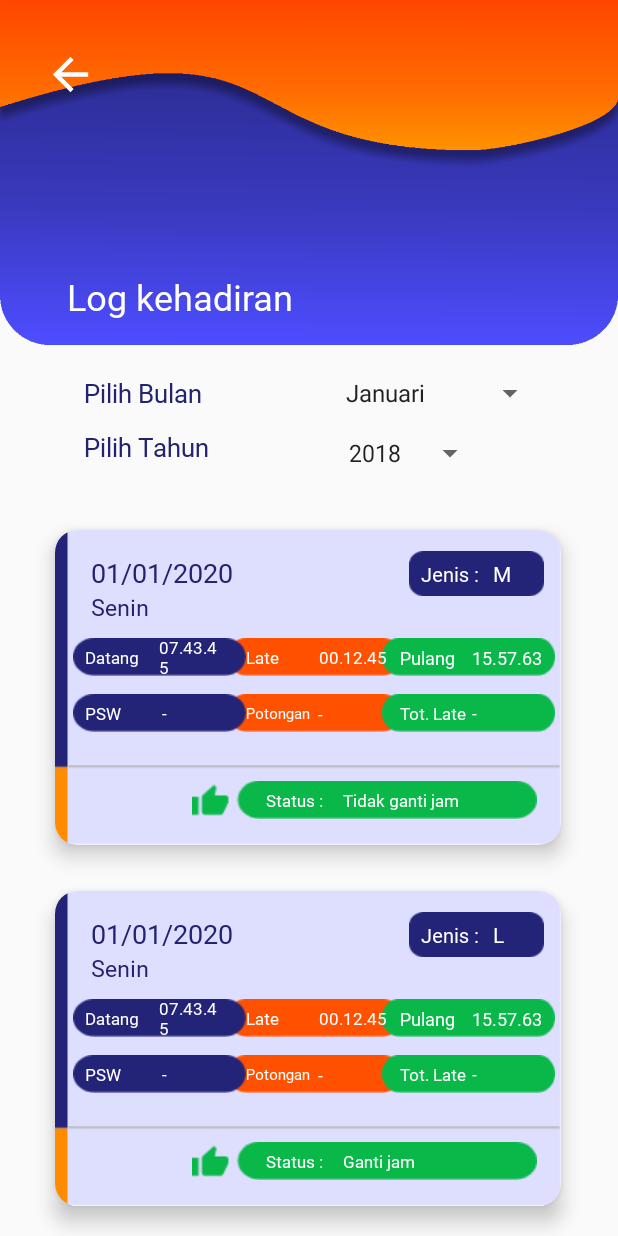
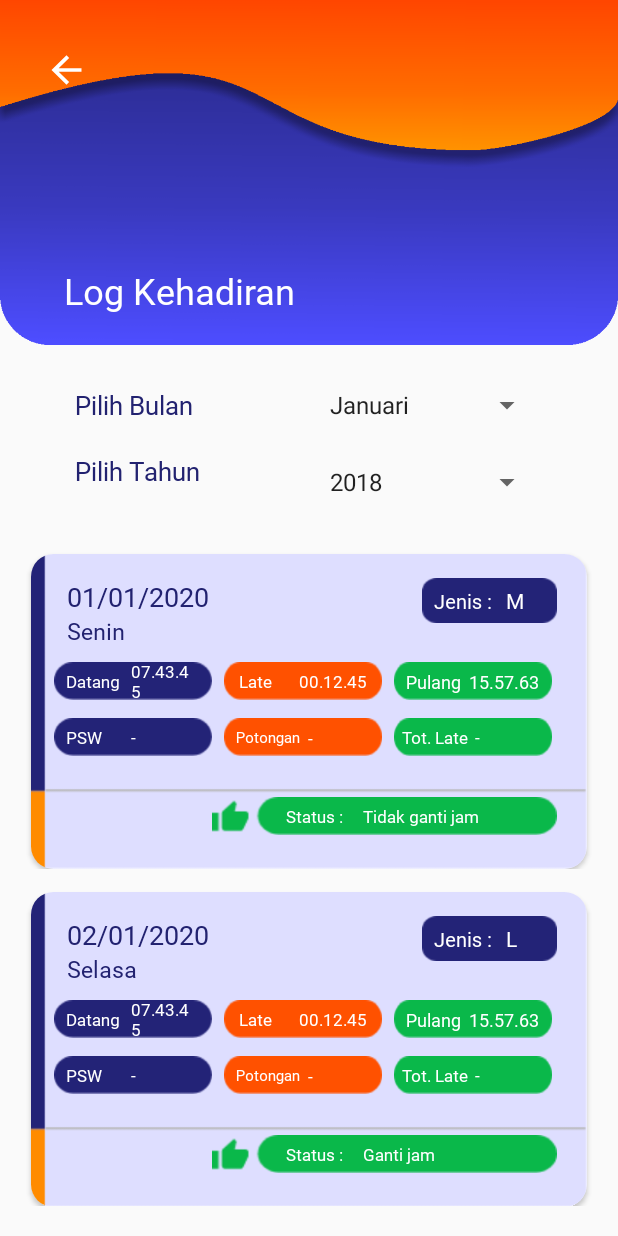
Before and after one commit to pratamaaprilianto/Simpan_VEDC, an Android app: the LogKehadiranActivity screen opened directly, with no data from a screen before it, on a phone screen of 412 x 824 dp. Run offline under Robolectric (Android 15) with nearby library versions, the phone set to English and light mode, and no system bars.

Commit message:
revisi 5

```diff
--- a/app/src/main/java/com/example/simpan/detail/LogKehadiranActivity.kt
+++ b/app/src/main/java/com/example/simpan/detail/LogKehadiranActivity.kt
@@ -27,19 +27,19 @@ class LogKehadiranActivity : AppCompatActivity() {
         val listModel = listOf<model_logkehadiran>(
             model_logkehadiran(tanggal = "01/01/2020",jenis = "M",hari="Senin",datang = "07.43.45",
                 late = "00.12.45",pulang = "15.57.63", psw = "-", potongan = "-", tolate = "-", status = "Tidak ganti jam"),
-            model_logkehadiran(tanggal = "01/01/2020",jenis = "L",hari="Senin",datang = "07.43.45",
+            model_logkehadiran(tanggal = "02/01/2020",jenis = "L",hari="Selasa",datang = "07.43.45",
                 late = "00.12.45",pulang = "15.57.63", psw = "-", potongan = "-", tolate = "-", status = "Ganti jam"),
-            model_logkehadiran(tanggal = "01/01/2020",jenis = "M",hari="Senin",datang = "07.43.45",
+            model_logkehadiran(tanggal = "03/01/2020",jenis = "M",hari="Rabu",datang = "07.43.45",
                 late = "00.12.45",pulang = "15.57.63", psw = "-", potongan = "-", tolate = "-", status = "Ganti jam"),
-            model_logkehadiran(tanggal = "01/01/2020",jenis = "L",hari="Senin",datang = "07.43.45",
+            model_logkehadiran(tanggal = "04/01/2020",jenis = "L",hari="Kamis",datang = "07.43.45",
                 late = "00.12.45",pulang = "15.57.63", psw = "-", potongan = "-", tolate = "-", status = "Tidak ganti jam"),
-            model_logkehadiran(tanggal = "01/01/2020",jenis = "M",hari="Senin",datang = "07.43.45",
+            model_logkehadiran(tanggal = "05/01/2020",jenis = "M",hari="Jumat",datang = "07.43.45",
                 late = "00.12.45",pulang = "15.57.63", psw = "-", potongan = "-", tolate = "-", status = "Tidak ganti jam"),
-            model_logkehadiran(tanggal = "01/01/2020",jenis = "L",hari="Senin",datang = "07.43.45",
+            model_logkehadiran(tanggal = "08/01/2020",jenis = "L",hari="Senin",datang = "07.43.45",
                 late = "00.12.45",pulang = "15.57.63", psw = "-", potongan = "-", tolate = "-", status = "Ganti jam"),
-            model_logkehadiran(tanggal = "01/01/2020",jenis = "M",hari="Senin",datang = "07.43.45",
+            model_logkehadiran(tanggal = "09/01/2020",jenis = "M",hari="Selasa",datang = "07.43.45",
                 late = "00.12.45",pulang = "15.57.63", psw = "-", potongan = "-", tolate = "-", status = "Ganti jam"),
-            model_logkehadiran(tanggal = "01/01/2020",jenis = "L",hari="Senin",datang = "07.43.45",
+            model_logkehadiran(tanggal = "10/01/2020",jenis = "L",hari="Rabu",datang = "07.43.45",
                 late = "00.12.45",pulang = "15.57.63", psw = "-", potongan = "-", tolate = "-", status = "Tidak ganti jam")
         )
 
--- a/app/src/main/res/layout/activity_log_kehadiran.xml
+++ b/app/src/main/res/layout/activity_log_kehadiran.xml
@@ -12,13 +12,13 @@
         android:layout_height="230dp"
         android:background="@drawable/b_atasinfo"
         android:orientation="vertical"
-        app:layout_constraintTop_toTopOf="parent"
-        tools:layout_editor_absoluteX="0dp" />
+        app:layout_constraintStart_toStartOf="parent"
+        app:layout_constraintTop_toTopOf="parent" />
 
     <Button
         android:id="@+id/bt_kembalilog"
-        android:layout_width="35dp"
-        android:layout_height="35dp"
+        android:layout_width="30dp"
+        android:layout_height="29dp"
         android:layout_marginTop="32dp"
         android:background="@drawable/ic_back"
         app:layout_constraintEnd_toEndOf="@+id/imageView4"
@@ -26,35 +26,34 @@
         app:layout_constraintStart_toStartOf="@+id/imageView4"
         app:layout_constraintTop_toTopOf="@+id/imageView4" />
 
+
     <TextView
         android:id="@+id/textView15"
         android:layout_width="wrap_content"
         android:layout_height="wrap_content"
-        android:layout_marginTop="104dp"
-        android:layout_marginBottom="16dp"
+        android:layout_marginTop="32dp"
+        android:layout_marginBottom="20dp"
         android:fontFamily="@font/segoeuib"
-        android:text="Log kehadiran"
+        android:text="Log Kehadiran"
         android:textColor="@color/white"
         android:textSize="24dp"
         app:layout_constraintBottom_toBottomOf="@+id/imageView4"
         app:layout_constraintEnd_toEndOf="parent"
-        app:layout_constraintHorizontal_bias="0.172"
+        app:layout_constraintHorizontal_bias="0.166"
         app:layout_constraintStart_toStartOf="@+id/imageView4"
         app:layout_constraintTop_toBottomOf="@+id/bt_kembalibio"
-        app:layout_constraintVertical_bias="0.545" />
+        app:layout_constraintVertical_bias="0.89" />
 
     <TextView
         android:id="@+id/textView10"
         android:layout_width="wrap_content"
         android:layout_height="wrap_content"
-        android:layout_marginStart="56dp"
-        android:layout_marginTop="20dp"
+        android:layout_marginStart="50dp"
+        android:layout_marginTop="28dp"
         android:fontFamily="@font/segoeuib"
         android:text="Pilih Bulan"
         android:textColor="@color/blue"
         android:textSize="17dp"
-        app:layout_constraintEnd_toStartOf="@+id/spin_bulanlogkehadiran"
-        app:layout_constraintHorizontal_bias="0.0"
         app:layout_constraintStart_toStartOf="@+id/imageView4"
         app:layout_constraintTop_toBottomOf="@+id/imageView4" />
 
@@ -62,47 +61,45 @@
         android:id="@+id/textView13"
         android:layout_width="wrap_content"
         android:layout_height="wrap_content"
-        android:layout_marginStart="56dp"
-        android:layout_marginTop="12dp"
+        android:layout_marginTop="20dp"
         android:fontFamily="@font/segoeuib"
         android:text="Pilih Tahun"
         android:textColor="@color/blue"
         android:textSize="17dp"
-        app:layout_constraintEnd_toStartOf="@+id/spin_tahunlogkehadiran"
-        app:layout_constraintHorizontal_bias="0.0"
-        app:layout_constraintStart_toStartOf="@+id/imageView4"
+        app:layout_constraintStart_toStartOf="@+id/textView10"
         app:layout_constraintTop_toBottomOf="@+id/textView10" />
 
     <Spinner
         android:id="@+id/spin_tahunlogkehadiran"
-        android:layout_width="wrap_content"
+        android:layout_width="150dp"
         android:layout_height="wrap_content"
-        android:layout_marginTop="16dp"
-        android:layout_marginEnd="88dp"
+        android:layout_marginTop="27dp"
         android:entries="@array/tahun"
-        app:layout_constraintEnd_toEndOf="@+id/imageView4"
+        app:layout_constraintEnd_toEndOf="@+id/spin_bulanlogkehadiran"
+        app:layout_constraintHorizontal_bias="1.0"
+        app:layout_constraintStart_toEndOf="@+id/textView13"
         app:layout_constraintTop_toBottomOf="@+id/spin_bulanlogkehadiran" />
 
     <Spinner
         android:id="@+id/spin_bulanlogkehadiran"
-        android:layout_width="wrap_content"
+        android:layout_width="150dp"
         android:layout_height="wrap_content"
-        android:layout_marginTop="20dp"
-        android:layout_marginEnd="48dp"
+        android:layout_marginEnd="50dp"
         android:entries="@array/bulan"
-        app:layout_constraintEnd_toEndOf="@+id/imageView4"
-        app:layout_constraintTop_toBottomOf="@+id/imageView4" />
+        app:layout_constraintEnd_toEndOf="parent"
+        app:layout_constraintHorizontal_bias="1.0"
+        app:layout_constraintStart_toEndOf="@+id/textView10"
+        app:layout_constraintTop_toTopOf="@+id/textView10" />
 
     <androidx.recyclerview.widget.RecyclerView
         android:id="@+id/rec_logkehadiran"
-        android:layout_width="368dp"
-        android:layout_height="wrap_content"
+        android:layout_width="match_parent"
+        android:layout_height="450dp"
+        android:layout_marginStart="15dp"
         android:layout_marginTop="28dp"
-        app:layout_constraintBottom_toBottomOf="parent"
-        app:layout_constraintEnd_toEndOf="@+id/imageView4"
-        app:layout_constraintHorizontal_bias="0.488"
-        app:layout_constraintStart_toStartOf="@+id/imageView4"
-        app:layout_constraintTop_toBottomOf="@+id/textView13"
-        app:layout_constraintVertical_bias="0.0" />
+        android:layout_marginEnd="15dp"
+        app:layout_constraintEnd_toEndOf="parent"
+        app:layout_constraintStart_toStartOf="parent"
+        app:layout_constraintTop_toBottomOf="@+id/textView13" />
 
 </androidx.constraintlayout.widget.ConstraintLayout>
--- a/app/src/main/res/layout/activity_pp53_disiplin_pns.xml
+++ b/app/src/main/res/layout/activity_pp53_disiplin_pns.xml
@@ -25,7 +25,6 @@
             app:layout_constraintHorizontal_bias="0.077"
             app:layout_constraintStart_toStartOf="@+id/imageView4"
             app:layout_constraintTop_toTopOf="@+id/imageView4" />
-
 
     <TextView
         android:id="@+id/textView15"
@@ -72,7 +71,6 @@
             app:layout_constraintHorizontal_bias="0.0"
             app:layout_constraintStart_toStartOf="@+id/textView10"
             app:layout_constraintTop_toBottomOf="@+id/textView10" />
-
     <Spinner
         android:id="@+id/spin_tahunpp53"
         android:layout_width="160dp"
--- a/app/src/main/res/layout/activity_tunkin.xml
+++ b/app/src/main/res/layout/activity_tunkin.xml
@@ -50,13 +50,10 @@
         android:layout_height="wrap_content"
         android:layout_marginStart="50dp"
         android:layout_marginTop="28dp"
-        android:layout_marginEnd="32dp"
         android:fontFamily="@font/segoeuib"
         android:text="Pilih Bulan"
         android:textColor="@color/blue"
         android:textSize="17dp"
-        app:layout_constraintEnd_toStartOf="@+id/spin_bulaninfotunjangan"
-        app:layout_constraintHorizontal_bias="0.068"
         app:layout_constraintStart_toStartOf="@+id/imageView4"
         app:layout_constraintTop_toBottomOf="@+id/imageView4" />
 
@@ -69,8 +66,6 @@
         android:text="Pilih Tahun"
         android:textColor="@color/blue"
         android:textSize="17dp"
-        app:layout_constraintEnd_toStartOf="@+id/spin_tahuninfotunjangan"
-        app:layout_constraintHorizontal_bias="0.0"
         app:layout_constraintStart_toStartOf="@+id/textView10"
         app:layout_constraintTop_toBottomOf="@+id/textView10" />
 
@@ -87,9 +82,12 @@
         android:id="@+id/spin_bulaninfotunjangan"
         android:layout_width="150dp"
         android:layout_height="wrap_content"
+        android:layout_marginStart="20dp"
         android:layout_marginEnd="50dp"
         android:entries="@array/bulan"
         app:layout_constraintEnd_toEndOf="parent"
+        app:layout_constraintHorizontal_bias="0.93"
+        app:layout_constraintStart_toEndOf="@+id/textView10"
         app:layout_constraintTop_toTopOf="@+id/textView10" />
 
     <androidx.cardview.widget.CardView
--- a/app/src/main/res/layout/card_logkehadiran.xml
+++ b/app/src/main/res/layout/card_logkehadiran.xml
@@ -1,80 +1,89 @@
 <?xml version="1.0" encoding="utf-8"?>
-<androidx.cardview.widget.CardView xmlns:tools="http://schemas.android.com/tools"
-    android:layout_margin="15dp"
+<androidx.constraintlayout.widget.ConstraintLayout xmlns:tools="http://schemas.android.com/tools"
     xmlns:android="http://schemas.android.com/apk/res/android"
     xmlns:app="http://schemas.android.com/apk/res-auto"
     android:layout_width="match_parent"
+    android:layout_height="wrap_content">
+
+    <androidx.cardview.widget.CardView
+        android:id="@+id/cardView2"
+        android:layout_width="match_parent"
         android:layout_height="210dp"
+        android:layout_marginStart="5dp"
+        android:layout_marginTop="15dp"
+        android:layout_marginEnd="5dp"
         app:cardCornerRadius="15dp"
-    app:cardElevation="8dp">
-
+        app:layout_constraintEnd_toEndOf="parent"
+        app:layout_constraintStart_toStartOf="parent"
+        app:layout_constraintTop_toTopOf="parent">
 
         <androidx.constraintlayout.widget.ConstraintLayout
             android:layout_width="match_parent"
-        android:layout_height="210dp"
-        android:layout_gravity="center"
+            android:layout_height="wrap_content"
             android:background="@drawable/lk_back">
-
 
             <ImageView
                 android:id="@+id/imageView5"
                 android:layout_width="90dp"
                 android:layout_height="30dp"
-            android:layout_marginStart="10dp"
-            android:layout_marginBottom="28dp"
+                android:layout_marginTop="16dp"
+                android:layout_marginEnd="20dp"
                 android:background="@drawable/lk_jenis"
-            app:layout_constraintBottom_toTopOf="@+id/imageView969"
-            app:layout_constraintEnd_toEndOf="@+id/imageView969"
-            app:layout_constraintStart_toStartOf="@+id/imageView969"
-            app:layout_constraintTop_toTopOf="@+id/tanggal"
-            app:layout_constraintVertical_bias="1.0" />
+                app:layout_constraintEnd_toEndOf="parent"
+                app:layout_constraintHorizontal_bias="1.0"
+                app:layout_constraintStart_toEndOf="@+id/tanggal"
+                app:layout_constraintTop_toTopOf="parent" />
 
             <ImageView
                 android:id="@+id/imageView8"
-            android:layout_width="115dp"
+                android:layout_width="105dp"
                 android:layout_height="25dp"
-            android:layout_marginStart="3dp"
-            android:layout_marginEnd="3dp"
+                android:layout_marginStart="8dp"
+                android:layout_marginTop="10dp"
                 android:background="@drawable/lk_late"
-            app:layout_constraintEnd_toStartOf="@+id/imageView969"
                 app:layout_constraintStart_toEndOf="@+id/imageView6"
-            app:layout_constraintTop_toTopOf="@+id/imageView6" />
+                app:layout_constraintTop_toBottomOf="@+id/hari" />
 
             <ImageView
                 android:id="@+id/imageView9"
-            android:layout_width="115dp"
+                android:layout_width="105dp"
                 android:layout_height="25dp"
-            android:layout_marginStart="3dp"
-            android:layout_marginEnd="3dp"
+                android:layout_marginStart="8dp"
+                android:layout_marginTop="12dp"
                 android:background="@drawable/lk_late"
-            app:layout_constraintEnd_toStartOf="@+id/imageView99"
                 app:layout_constraintStart_toEndOf="@+id/imageView7"
-            app:layout_constraintTop_toTopOf="@+id/imageView7" />
+                app:layout_constraintTop_toBottomOf="@+id/imageView8" />
 
             <ImageView
                 android:id="@+id/imageView969"
-            android:layout_width="115dp"
+                android:layout_width="105dp"
                 android:layout_height="25dp"
-            android:layout_marginEnd="4dp"
+                android:layout_marginStart="8dp"
+                android:layout_marginTop="10dp"
+                android:layout_marginEnd="10dp"
                 android:background="@drawable/lk_pulang"
                 app:layout_constraintEnd_toEndOf="parent"
-            app:layout_constraintTop_toTopOf="@+id/imageView8" />
+                app:layout_constraintHorizontal_bias="0.0"
+                app:layout_constraintStart_toEndOf="@+id/imageView8"
+                app:layout_constraintTop_toBottomOf="@+id/hari" />
 
             <ImageView
                 android:id="@+id/imageView99"
-            android:layout_width="115dp"
+                android:layout_width="105dp"
                 android:layout_height="25dp"
+                android:layout_marginStart="8dp"
+                android:layout_marginTop="12dp"
                 android:background="@drawable/lk_pulang"
-            app:layout_constraintBottom_toTopOf="@+id/imageView99d"
                 app:layout_constraintEnd_toEndOf="@+id/imageView969"
-            app:layout_constraintTop_toTopOf="@+id/imageView9"
-            app:layout_constraintVertical_bias="0.0" />
+                app:layout_constraintHorizontal_bias="1.0"
+                app:layout_constraintStart_toEndOf="@+id/imageView9"
+                app:layout_constraintTop_toBottomOf="@+id/imageView969" />
 
             <ImageView
                 android:id="@+id/imageView6"
-            android:layout_width="115dp"
+                android:layout_width="105dp"
                 android:layout_height="25dp"
-            android:layout_marginStart="12dp"
+                android:layout_marginStart="15dp"
                 android:layout_marginTop="10dp"
                 android:background="@drawable/lk_datang"
                 app:layout_constraintStart_toStartOf="parent"
@@ -82,7 +91,7 @@
 
             <ImageView
                 android:id="@+id/imageView7"
-            android:layout_width="115dp"
+                android:layout_width="105dp"
                 android:layout_height="25dp"
                 android:layout_marginTop="12dp"
                 android:background="@drawable/lk_datang"
@@ -93,21 +102,22 @@
                 android:id="@+id/imageView99d"
                 android:layout_width="230dp"
                 android:layout_height="25dp"
-            android:layout_marginEnd="12dp"
-            android:layout_marginBottom="12dp"
+                android:layout_marginTop="32dp"
+                android:layout_marginEnd="20dp"
+                android:layout_marginBottom="32dp"
                 android:background="@drawable/lk_statuss"
                 app:layout_constraintBottom_toBottomOf="parent"
-            app:layout_constraintEnd_toEndOf="@+id/imageView99"
+                app:layout_constraintEnd_toEndOf="parent"
                 app:layout_constraintHorizontal_bias="1.0"
-            app:layout_constraintStart_toStartOf="@+id/imageView7"
+                app:layout_constraintStart_toStartOf="parent"
                 app:layout_constraintTop_toBottomOf="@+id/imageView9"
-            app:layout_constraintVertical_bias="0.862" />
+                app:layout_constraintVertical_bias="0.32999998" />
 
             <TextView
                 android:id="@+id/psw"
                 android:layout_width="44dp"
                 android:layout_height="wrap_content"
-            android:layout_marginEnd="12dp"
+                android:layout_marginEnd="10dp"
                 android:fontFamily="@font/seguisb"
                 android:text="-"
                 android:textColor="@color/white"
@@ -118,7 +128,7 @@
 
             <TextView
                 android:id="@+id/dtg"
-            android:layout_width="48dp"
+                android:layout_width="wrap_content"
                 android:layout_height="wrap_content"
                 android:layout_marginStart="8dp"
                 android:fontFamily="@font/seguisb"
@@ -132,7 +142,7 @@
 
             <TextView
                 android:id="@+id/pdww"
-            android:layout_width="48dp"
+                android:layout_width="wrap_content"
                 android:layout_height="wrap_content"
                 android:layout_marginStart="8dp"
                 android:fontFamily="@font/seguisb"
@@ -147,13 +157,14 @@
                 android:id="@+id/datang"
                 android:layout_width="44dp"
                 android:layout_height="wrap_content"
+                android:layout_marginEnd="10dp"
                 android:fontFamily="@font/seguisb"
                 android:text="07.43.45"
                 android:textColor="@color/white"
                 android:textSize="11dp"
                 app:layout_constraintBottom_toBottomOf="@+id/imageView6"
                 app:layout_constraintEnd_toEndOf="@+id/imageView6"
-            app:layout_constraintHorizontal_bias="0.066"
+                app:layout_constraintHorizontal_bias="1.0"
                 app:layout_constraintStart_toEndOf="@+id/dtg"
                 app:layout_constraintTop_toTopOf="@+id/imageView6" />
 
@@ -167,8 +178,6 @@
                 android:text="01/01/2020"
                 android:textColor="@color/blue"
                 android:textSize="18dp"
-            app:layout_constraintEnd_toStartOf="@+id/imageView5"
-            app:layout_constraintHorizontal_bias="0.0"
                 app:layout_constraintStart_toStartOf="parent"
                 app:layout_constraintTop_toTopOf="parent" />
 
@@ -180,8 +189,6 @@
                 android:text="Senin"
                 android:textColor="@color/blue"
                 android:textSize="15dp"
-            app:layout_constraintEnd_toStartOf="@+id/imageView5"
-            app:layout_constraintHorizontal_bias="0.0"
                 app:layout_constraintStart_toStartOf="@+id/tanggal"
                 app:layout_constraintTop_toBottomOf="@+id/tanggal" />
 
@@ -214,9 +221,9 @@
 
             <TextView
                 android:id="@+id/lat"
-            android:layout_width="48dp"
+                android:layout_width="wrap_content"
                 android:layout_height="wrap_content"
-            android:layout_marginStart="12dp"
+                android:layout_marginStart="10dp"
                 android:fontFamily="@font/seguisb"
                 android:text="Late"
                 android:textColor="@color/white"
@@ -230,21 +237,22 @@
                 android:layout_width="wrap_content"
                 android:layout_height="wrap_content"
 
+                android:layout_marginEnd="10dp"
                 android:fontFamily="@font/seguisb"
                 android:text="07.43.45"
                 android:textColor="@color/white"
                 android:textSize="11dp"
                 app:layout_constraintBottom_toBottomOf="@+id/imageView8"
                 app:layout_constraintEnd_toEndOf="@+id/imageView8"
-            app:layout_constraintHorizontal_bias="0.071"
+                app:layout_constraintHorizontal_bias="1.0"
                 app:layout_constraintStart_toEndOf="@+id/lat"
                 app:layout_constraintTop_toTopOf="@+id/imageView8" />
 
             <TextView
                 android:id="@+id/plg"
-            android:layout_width="48dp"
+                android:layout_width="wrap_content"
                 android:layout_height="wrap_content"
-            android:layout_marginStart="12dp"
+                android:layout_marginStart="8dp"
                 android:fontFamily="@font/seguisb"
                 android:text="Pulang"
                 android:textColor="@color/white"
@@ -255,9 +263,9 @@
 
             <TextView
                 android:id="@+id/totalat"
-            android:layout_width="48dp"
+                android:layout_width="wrap_content"
                 android:layout_height="wrap_content"
-            android:layout_marginStart="12dp"
+                android:layout_marginStart="5dp"
                 android:fontFamily="@font/seguisb"
                 android:text="Tot. Late"
                 android:textColor="@color/white"
@@ -270,13 +278,14 @@
                 android:id="@+id/tolate"
                 android:layout_width="48dp"
                 android:layout_height="wrap_content"
+                android:layout_marginEnd="3dp"
                 android:fontFamily="@font/seguisb"
                 android:text="07.43.45"
                 android:textColor="@color/white"
                 android:textSize="11dp"
                 app:layout_constraintBottom_toBottomOf="@+id/imageView99"
                 app:layout_constraintEnd_toEndOf="@+id/imageView99"
-            app:layout_constraintHorizontal_bias="0.0"
+                app:layout_constraintHorizontal_bias="1.0"
                 app:layout_constraintStart_toEndOf="@+id/totalat"
                 app:layout_constraintTop_toTopOf="@+id/imageView99" />
 
@@ -284,6 +293,8 @@
                 android:id="@+id/pulang"
                 android:layout_width="48dp"
                 android:layout_height="wrap_content"
+                android:layout_marginStart="5dp"
+                android:layout_marginEnd="10dp"
                 android:fontFamily="@font/seguisb"
                 android:text="07.43.45"
                 android:textColor="@color/white"
@@ -298,20 +309,20 @@
                 android:id="@+id/ptgn"
                 android:layout_width="48dp"
                 android:layout_height="wrap_content"
-            android:layout_marginStart="12dp"
+                android:layout_marginStart="8dp"
                 android:fontFamily="@font/seguisb"
                 android:text="Potongan"
                 android:textColor="@color/white"
                 android:textSize="10dp"
                 app:layout_constraintBottom_toBottomOf="@+id/imageView9"
                 app:layout_constraintStart_toStartOf="@+id/imageView9"
-            app:layout_constraintTop_toTopOf="@+id/imageView9"
-            app:layout_constraintVertical_bias="0.555" />
+                app:layout_constraintTop_toTopOf="@+id/imageView9" />
 
             <TextView
                 android:id="@+id/potongan"
                 android:layout_width="42dp"
                 android:layout_height="wrap_content"
+                android:layout_marginEnd="10dp"
                 android:fontFamily="@font/seguisb"
                 android:text="-"
                 android:textColor="@color/white"
@@ -350,18 +361,9 @@
                 app:layout_constraintStart_toStartOf="@+id/imageView99d"
                 app:layout_constraintTop_toTopOf="@+id/imageView99d" />
 
-        <androidx.constraintlayout.widget.Barrier
-            android:id="@+id/barrier"
-            android:layout_width="wrap_content"
-            android:layout_height="wrap_content"
-            app:barrierDirection="top" />
-
-        <androidx.constraintlayout.widget.Barrier
-            android:id="@+id/barrier2"
-            android:layout_width="wrap_content"
-            android:layout_height="wrap_content"
-            app:barrierDirection="top" />
 
         </androidx.constraintlayout.widget.ConstraintLayout>
 
     </androidx.cardview.widget.CardView>
+
+</androidx.constraintlayout.widget.ConstraintLayout>
```
Lines whose indentation alone changed are shown as unchanged.
